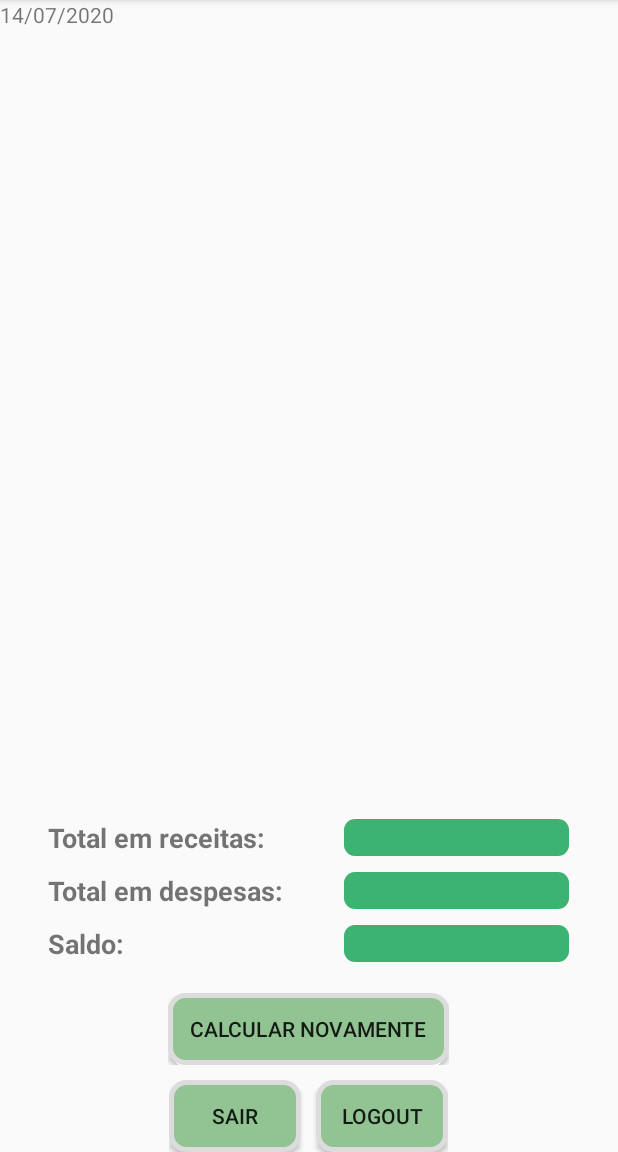
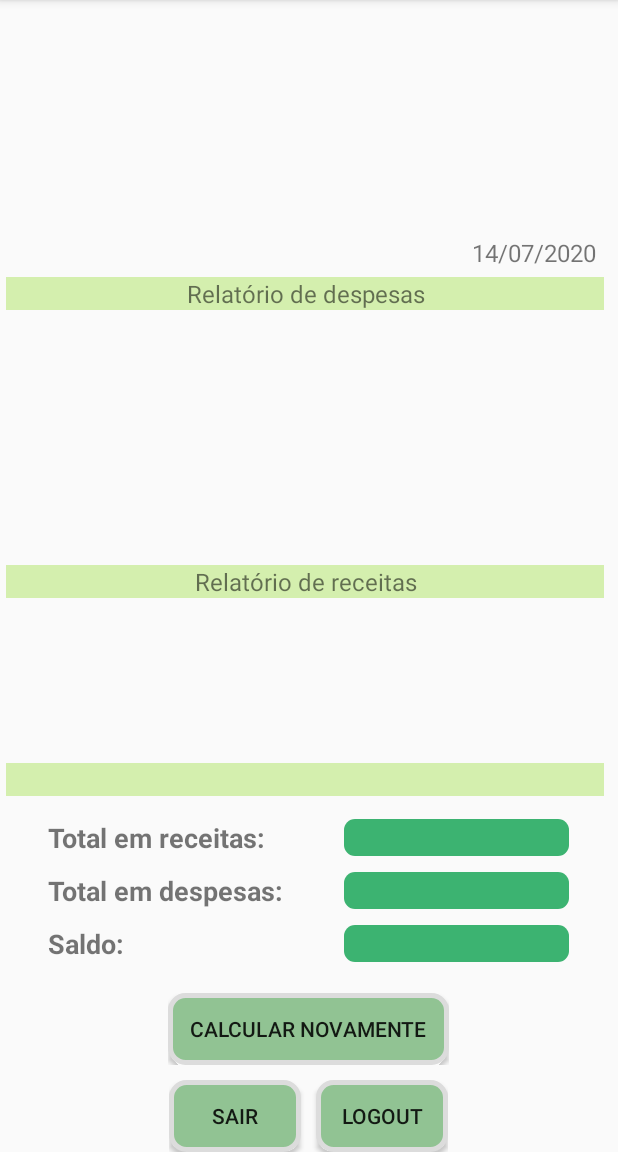
Before and after one commit to MauroTi/OrcamentoDomestico, an Android app: the Main4Activity screen opened directly, with no data from a screen before it, on a phone screen of 412 x 824 dp, the part 84-1236 px from its top. Run offline under Robolectric (Android 15) with nearby library versions, the phone set to English and light mode, and no system bars; our stand-ins replace Firebase (no records; nobody signed in at launch, a user with empty details on screens opened directly); 12 statements that could not run were skipped.

Commit message:
Tudo funcionando

```diff
--- a/app/src/main/java/com/example/orcamentodomestico/Main3Activity.java
+++ b/app/src/main/java/com/example/orcamentodomestico/Main3Activity.java
@@ -209,6 +209,7 @@ public class Main3Activity extends AppCompatActivity {
                 i.putExtra("TotalDespesas", "" + despesas);
                 i.putExtra("TotalReceitas", "" + receitas);
                 i.putExtra("Diferenca", "" + diferenca);
+
                 //Passa lista serializada
                 i.putExtra("DespesasDiscriminadas", listaDespesas);
                 i.putExtra("ReceitasDiscriminadas", listaItens);
--- a/app/src/main/java/com/example/orcamentodomestico/Main4Activity.java
+++ b/app/src/main/java/com/example/orcamentodomestico/Main4Activity.java
@@ -9,7 +9,9 @@ import android.os.Bundle;
 import android.view.MenuInflater;
 import android.view.MenuItem;
 import android.view.View;
+import android.widget.ArrayAdapter;
 import android.widget.Button;
+import android.widget.ListView;
 import android.widget.TextView;
 import android.widget.Toast;
 
@@ -24,6 +26,7 @@ import com.google.firebase.database.FirebaseDatabase;
 import java.text.DecimalFormat;
 import java.util.ArrayList;
 import java.util.Date;
+import java.util.Objects;
 
 public class Main4Activity extends AppCompatActivity {
 
@@ -31,6 +34,8 @@ public class Main4Activity extends AppCompatActivity {
 
   private Button btnLogout;
   TextView txtData;
+  ArrayList<Item> listaDespesas;
+  ArrayList<Item> listaReceitas;
 
   public boolean onCreateOptionsMenu(android.view.Menu menu) {
     MenuInflater inflater = getMenuInflater();
@@ -49,9 +54,11 @@ public class Main4Activity extends AppCompatActivity {
 
     dbreference = FirebaseDatabase.getInstance().getReference("totais"); //banco
 
+    //Data do sistema
     txtData = findViewById(R.id.data);
     SimpleDateFormat sdf = new SimpleDateFormat("dd/MM/yyyy");
     txtData.setText(sdf.format(new Date()));
+    //Final data do sistema
 
     TextView tvReceitas = findViewById(R.id.receitaFinal);
     TextView tvDespesas = findViewById(R.id.despesaFinal);
@@ -64,11 +71,22 @@ public class Main4Activity extends AppCompatActivity {
     String resultado = extras.getString("Diferenca");
 
     //Pega lista serializada
-    ArrayList<Item> listaDespesas;
+
     listaDespesas = (ArrayList<Item>) getIntent().getSerializableExtra("DespesasDiscriminadas");
+    listaReceitas = (ArrayList<Item>) getIntent().getSerializableExtra("ReceitasDiscriminadas");
 
-    ArrayList<Item> listaReceitas;
-    listaReceitas = (ArrayList<Item>) getIntent().getSerializableExtra("ReceitasDiscriminadas");
+    //Popula listas despesas e receitas finais
+    ListView listaRelatDespesas = findViewById(R.id.listaRelatDespesas);
+    ArrayList<String> listaDespesas = preencherDespesas();
+    ArrayAdapter<String> arrayAdapter = new ArrayAdapter<>(this, android.R.layout.simple_list_item_1, listaDespesas);
+    listaRelatDespesas.setAdapter(arrayAdapter);
+
+
+    ListView listaRelatReceitas = findViewById(R.id.listaRelatReceitas);
+    ArrayList<String> listaReceitas = preencherReceitas();
+    ArrayAdapter<String> arrayAdapterReceitas = new ArrayAdapter<>(this, android.R.layout.simple_list_item_1, listaReceitas);
+    listaRelatReceitas.setAdapter(arrayAdapterReceitas);
+    //Final popula listas despesas e receitas finais
 
     Double despesaDouble = Double.parseDouble(despesas);
     Double receitaDouble = Double.parseDouble(receitas);
@@ -101,10 +119,7 @@ public class Main4Activity extends AppCompatActivity {
     String saidaSaldo = dfSaldo.format(resultadoDouble);
     tvSaldo.setText(saidaSaldo);
 
-     /* String desp = dbreference.push().getKey(); //banco
-    dbreference.child(desp).setValue(saidadespesas); //banco
-    String rec = dbreference.push().getKey(); //banco
-    dbreference.child(rec).setValue(saidareceitas); //banco*/
+
     String id = dbreference.push().getKey(); //banco
     dbreference.child(id).setValue(saidaSaldo); //banco
 
@@ -116,8 +131,39 @@ public class Main4Activity extends AppCompatActivity {
               }
             });
 
+  }
 
+  //Preencher lista despesas
+  @RequiresApi(api = Build.VERSION_CODES.KITKAT)
+  private ArrayList<String> preencherDespesas() {
+    ArrayList<String> dadosDespesas = new ArrayList<>();
+    for (int i = 0; i < Objects.requireNonNull(listaDespesas).size(); i++) {
+      Item itemDespesas = listaDespesas.get(i);
+      if (itemDespesas.getNome() != "") {
+        dadosDespesas.add(itemDespesas.getNome() + "    " + itemDespesas.getValor());
+      } else {
+        dadosDespesas.add("Nome não informado" + "    " + itemDespesas.getValor());
+      }
+    }
+    return dadosDespesas;
   }
+  //Final preencher lista despesas
+
+  //Preencher lista receitas
+  @RequiresApi(api = Build.VERSION_CODES.KITKAT)
+  private ArrayList<String> preencherReceitas() {
+    ArrayList<String> dadosReceitas = new ArrayList<>();
+    for (int i = 0; i < Objects.requireNonNull(listaReceitas).size(); i++) {
+      Item itemReceitas = listaReceitas.get(i);
+      if (itemReceitas.getNome() != "") {
+        dadosReceitas.add(itemReceitas.getNome() + "    " + itemReceitas.getValor());
+      } else {
+        dadosReceitas.add("Nome não informado" + "    " + itemReceitas.getValor());
+      }
+    }
+    return dadosReceitas;
+  }
+//Final preencher lista receitas
 
   public void voltar(View view) {
     Intent intent = new Intent(Main4Activity.this, Main2Activity.class);
--- a/app/src/main/res/layout/activity_main4.xml
+++ b/app/src/main/res/layout/activity_main4.xml
@@ -11,6 +11,115 @@
         android:layout_height="match_parent"
         android:gravity="bottom|center"
         android:orientation="vertical">
+
+        <LinearLayout
+            android:layout_width="match_parent"
+            android:layout_height="wrap_content"
+            android:layout_marginLeft="5dp"
+            android:layout_marginRight="8dp"
+            android:gravity="right|center_vertical"
+            android:orientation="horizontal">
+
+            <TextView
+                android:id="@+id/data"
+                android:layout_width="wrap_content"
+                android:layout_height="wrap_content"
+                android:layout_marginRight="5dp"
+                android:text="TextView"
+                android:textSize="16sp"
+                tools:ignore="MissingConstraints" />
+        </LinearLayout>
+
+        <LinearLayout
+            android:layout_width="match_parent"
+            android:layout_height="wrap_content"
+            android:layout_gravity="center"
+            android:layout_marginLeft="5dp"
+            android:layout_marginTop="5dp"
+            android:layout_marginRight="8dp"
+            android:layout_marginBottom="10dp"
+            android:background="#5384D610"
+            android:gravity="center"
+            android:orientation="horizontal">
+
+            <TextView
+                android:id="@+id/textView2"
+                android:layout_width="wrap_content"
+                android:layout_height="wrap_content"
+                android:layout_weight="1"
+                android:gravity="center"
+                android:text="Relatório de despesas"
+                android:textSize="16sp" />
+        </LinearLayout>
+
+        <LinearLayout
+            android:layout_width="match_parent"
+            android:layout_height="wrap_content"
+            android:layout_marginLeft="5dp"
+            android:layout_marginRight="8dp"
+            android:orientation="horizontal">
+
+            <ListView
+                android:id="@+id/listaRelatDespesas"
+                android:layout_width="match_parent"
+                android:layout_height="150dp" />
+        </LinearLayout>
+
+        <LinearLayout
+            android:layout_width="match_parent"
+            android:layout_height="wrap_content"
+            android:layout_gravity="center"
+            android:layout_marginLeft="5dp"
+            android:layout_marginTop="10dp"
+            android:layout_marginRight="8dp"
+            android:layout_marginBottom="10dp"
+            android:background="#5384D610"
+            android:gravity="center"
+            android:orientation="horizontal">
+
+            <TextView
+                android:id="@+id/textView6"
+                android:layout_width="wrap_content"
+                android:layout_height="wrap_content"
+                android:layout_weight="1"
+                android:gravity="center"
+                android:text="Relatório de receitas"
+                android:textSize="16sp" />
+        </LinearLayout>
+
+        <LinearLayout
+            android:layout_width="match_parent"
+            android:layout_height="wrap_content"
+            android:layout_marginLeft="5dp"
+            android:layout_marginRight="8dp"
+            android:orientation="horizontal">
+
+            <ListView
+                android:id="@+id/listaRelatReceitas"
+                android:layout_width="match_parent"
+                android:layout_height="90dp" />
+        </LinearLayout>
+
+        <LinearLayout
+            android:layout_width="match_parent"
+            android:layout_height="wrap_content"
+            android:layout_gravity="center"
+            android:layout_marginLeft="5dp"
+            android:layout_marginTop="10dp"
+            android:layout_marginRight="8dp"
+            android:layout_marginBottom="10dp"
+            android:background="#5384D610"
+            android:gravity="center"
+            android:orientation="horizontal">
+
+            <TextView
+                android:id="@+id/textView22"
+                android:layout_width="wrap_content"
+                android:layout_height="wrap_content"
+                android:layout_weight="1"
+                android:gravity="center"
+                android:textSize="16sp" />
+        </LinearLayout>
 
         <LinearLayout
             android:layout_width="match_parent"
@@ -158,10 +267,4 @@
 
     </LinearLayout>
 
-    <TextView
-        android:id="@+id/data"
-        android:layout_width="wrap_content"
-        android:layout_height="wrap_content"
-        android:text="TextView"
-        tools:ignore="MissingConstraints" />
 </androidx.constraintlayout.widget.ConstraintLayout>
```
